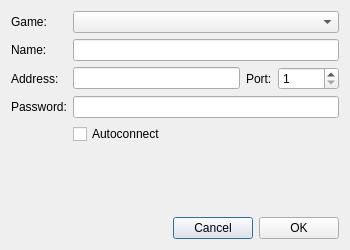
OpenRcon/OpenRcon, file Client/ServerEditDialog.ui: the form before one commit.
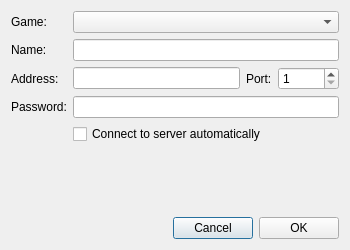
The form after the commit.

Commit message: Changed autoconnect labels to more matching text, and updated translation.

What changed in the file:
```diff
--- a/Client/ServerEditDialog.ui
+++ b/Client/ServerEditDialog.ui
@@ -167,7 +167,7 @@
    <item row="4" column="1">
     <widget class="QCheckBox" name="checkBox_sed_autoConnect">
      <property name="text">
-      <string>Autoconnect</string>
+      <string>Connect to server automatically</string>
      </property>
     </widget>
    </item>
```
The commit also changes 2 other files.
